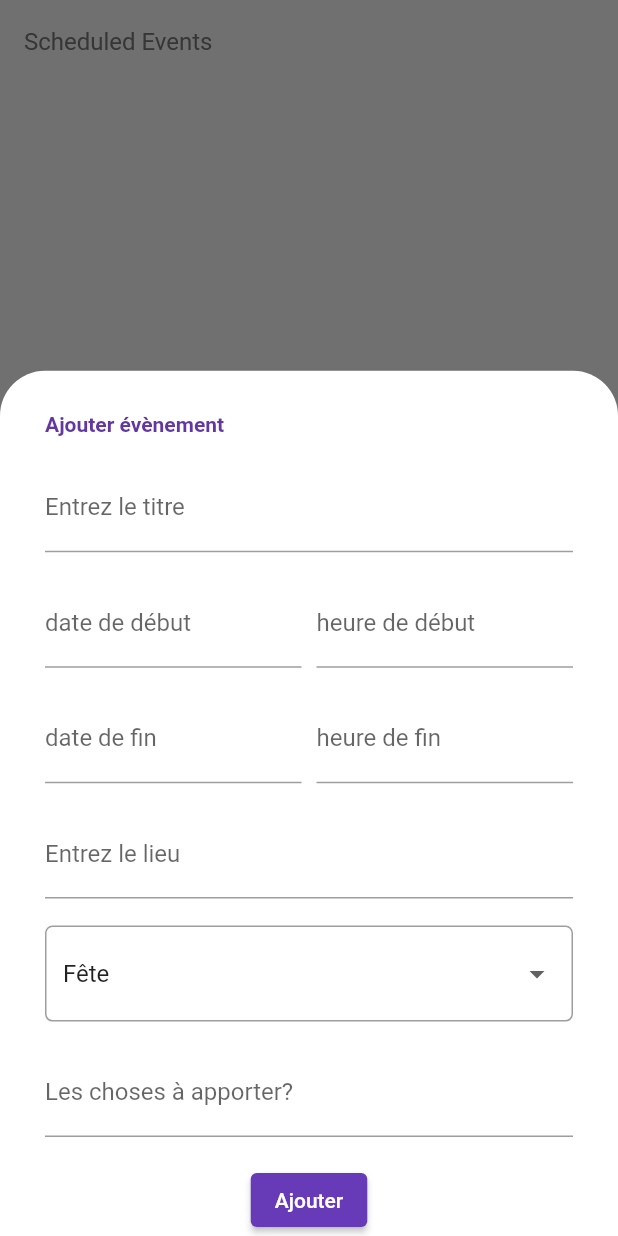
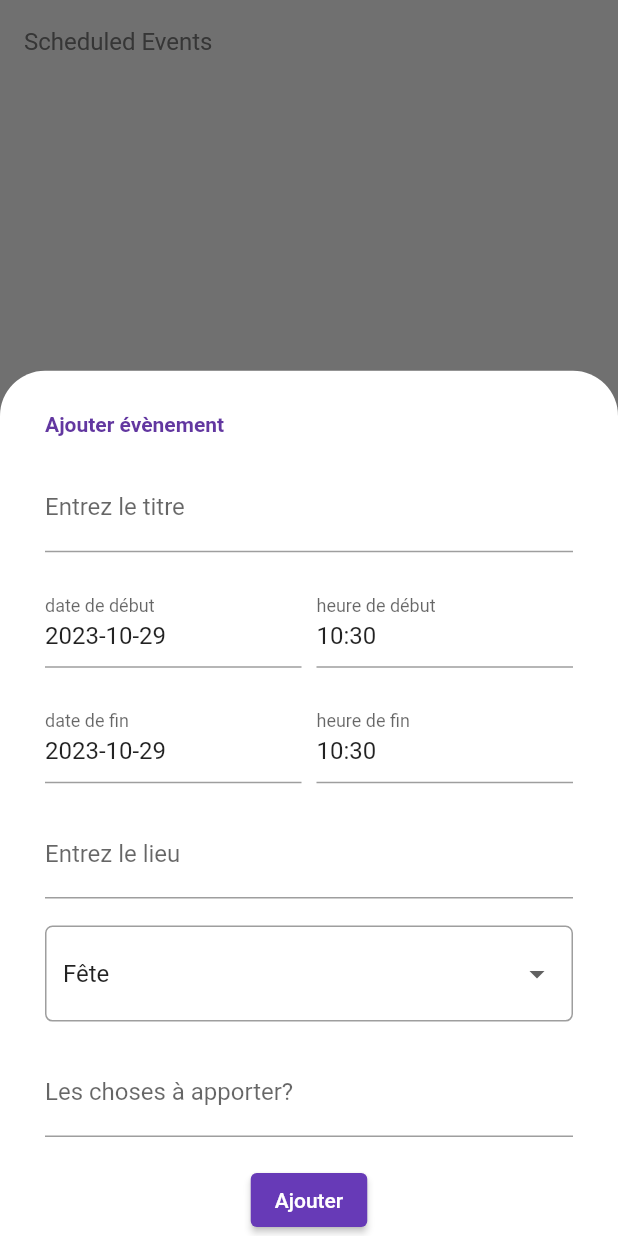
Before and after one commit to Khaniee/calendar_app, a Flutter app: the screen it shows after launch, item 3 of the bottom bar chosen, after a tap on the "add" icon, on a phone screen of 412 x 824 dp. Run offline on Flutter 3.47's test engine with Material 2 defaults, Android fonts, the phone set to English and light mode, and no system bars; our stand-ins replace sqflite, table_calendar; accounts and stored records are empty.

```diff
--- a/lib/bottom_navbar_pages.dart
+++ b/lib/bottom_navbar_pages.dart
@@ -1,4 +1,5 @@
 import 'package:flutter/material.dart';
+import 'package:my_project/models/event.dart';
 import 'package:my_project/providers/event_provider.dart';
 import 'package:my_project/screens/calendar_screen.dart';
 import 'package:my_project/screens/scheduled_screen.dart';
@@ -166,13 +167,20 @@ class _BottomNavBarPagesState extends State<BottomNavBarPages> {
 
   Future<dynamic> showAddEventBottomSheet(BuildContext context) {
     final eventProvider = Provider.of<EventProvider>(context, listen: false);
-
+    Event event = Event(
+      title: "",
+      dateDebut: DateTime.now(),
+      dateFin: DateTime.now(),
+      type: eventCategories[0],
+      lieu: "",
+    );
     return showModalBottomSheet(
       isScrollControlled: true,
       backgroundColor: Colors.transparent,
       context: context,
       builder: (BuildContext context) {
         return EventForm(
+          event: event,
           callback: eventProvider.fetchEvents,
         );
       },
--- a/lib/models/event.dart
+++ b/lib/models/event.dart
@@ -1,41 +1,41 @@
 class Event {
   static String tablename = "events";
   int? id;
-  final String title;
-  final DateTime date_debut;
-  final DateTime date_fin;
-  final String type;
-  final String lieu;
-  final String choses_apporter;
+  String title;
+  DateTime dateDebut;
+  DateTime dateFin;
+  String type;
+  String lieu;
+  String? chosesApporter;
 
-  Event(
+  Event({
     this.id,
-    this.title,
-    this.date_debut,
-    this.date_fin,
-    this.type,
-    this.lieu,
-    this.choses_apporter,
-  );
+    required this.title,
+    required this.dateDebut,
+    required this.dateFin,
+    required this.type,
+    required this.lieu,
+    this.chosesApporter,
+  });
 
   Event.fromJson(Map<String, dynamic> json)
       : id = json["id"],
         title = json["title"],
-        date_debut = DateTime.parse(json["date_debut"]),
-        date_fin = DateTime.parse(json["date_fin"]),
+        dateDebut = DateTime.parse(json["date_debut"]),
+        dateFin = DateTime.parse(json["date_fin"]),
         type = json["type"],
         lieu = json["lieu"],
-        choses_apporter = json["choses_apporter"];
+        chosesApporter = json["choses_apporter"];
 
   Map<String, dynamic> toJson() {
     return {
       "id": id,
       "title": title,
-      "date_debut": date_debut.toIso8601String(),
-      "date_fin": date_fin.toIso8601String(),
+      "date_debut": dateDebut.toIso8601String(),
+      "date_fin": dateFin.toIso8601String(),
       "type": type,
       "lieu": lieu,
-      "choses_apporter": choses_apporter,
+      "choses_apporter": chosesApporter,
     };
   }
 }
--- a/lib/providers/event_provider.dart
+++ b/lib/providers/event_provider.dart
@@ -21,7 +21,6 @@ class EventProvider extends ChangeNotifier {
 
   void setSelectedDay(value) {
     selectedDay = value;
-    focusedDay = value;
     selectedEvents = getEventsForDay(selectedDay);
     notifyListeners();
   }
--- a/lib/widgets/event_card.dart
+++ b/lib/widgets/event_card.dart
@@ -39,7 +39,7 @@ class EventCard extends StatelessWidget {
               ),
               const Expanded(child: SizedBox()),
               AppText(
-                  "${DateFormat('HH:mm').format(event.date_debut)} - ${DateFormat('HH:mm').format(event.date_fin)}"),
+                  "${DateFormat('HH:mm').format(event.dateDebut)} - ${DateFormat('HH:mm').format(event.dateFin)}"),
             ],
           ),
           const SizedBox(
@@ -67,6 +67,7 @@ class EventCard extends StatelessWidget {
               const SizedBox(
                 width: 10,
               ),
+              if (event.chosesApporter != null)
                 Column(
                   crossAxisAlignment: CrossAxisAlignment.start,
                   children: [
@@ -76,7 +77,7 @@ class EventCard extends StatelessWidget {
                       isBold: true,
                     ),
                     AppText(
-                    event.choses_apporter,
+                      event.chosesApporter!,
                       fontSize: AppFontSize.small,
                     ),
                   ],
--- a/lib/widgets/event_form.dart
+++ b/lib/widgets/event_form.dart
@@ -1,10 +1,16 @@
 import 'package:flutter/material.dart';
 import 'package:intl/intl.dart';
-import 'package:my_project/bottom_navbar_pages.dart';
 import 'package:my_project/models/event.dart';
 import 'package:my_project/services/event_service.dart';
 import 'package:my_project/utils/color.dart';
-import 'package:my_project/widgets/text.dart';
+
+List<String> eventCategories = [
+  "Fête",
+  "Anniversaire",
+  "Repas",
+  "Professionnel",
+  "Autre",
+];
 
 class EventForm extends StatefulWidget {
   const EventForm({super.key, this.event, this.callback});
@@ -36,15 +42,15 @@ class _EventFormState extends State<EventForm> {
     if (widget.event != null) {
       typeInput = widget.event!.type;
       titleInput.text = widget.event!.title;
-      debutDate = widget.event!.date_debut;
+      debutDate = widget.event!.dateDebut;
       debutdateinput.text = DateFormat('yyyy-MM-dd').format(debutDate);
-      finDate = widget.event!.date_fin;
+      finDate = widget.event!.dateFin;
       findateinput.text = DateFormat('yyyy-MM-dd').format(finDate);
       lieuInput.text = widget.event!.lieu;
-      chosesAEmporterInput.text = widget.event!.choses_apporter;
-      heureDebut = TimeOfDay.fromDateTime(widget.event!.date_debut);
+      chosesAEmporterInput.text = widget.event!.chosesApporter ?? "";
+      heureDebut = TimeOfDay.fromDateTime(widget.event!.dateDebut);
       heureDebutInput.text = DateFormat('HH:mm').format(debutDate);
-      heureFin = TimeOfDay.fromDateTime(widget.event!.date_fin);
+      heureFin = TimeOfDay.fromDateTime(widget.event!.dateFin);
       heureFinInput.text = DateFormat('HH:mm').format(finDate);
     } else {
       typeInput = "Fête";
@@ -56,13 +62,7 @@ class _EventFormState extends State<EventForm> {
 
   @override
   Widget build(BuildContext context) {
-    List<String> categories = [
-      "Fête",
-      "Anniversaire",
-      "Repas",
-      "Professionnel",
-      "Autre",
-    ];
+    bool isModification = widget.event != null && widget.event!.id != null;
     return Form(
       key: _eventFormKey,
       child: StatefulBuilder(
@@ -88,9 +88,9 @@ class _EventFormState extends State<EventForm> {
                   Padding(
                     padding: const EdgeInsets.symmetric(horizontal: 30),
                     child: Text(
-                      widget.event == null
-                          ? "Ajouter évènement"
-                          : "Modifier évènement",
+                      isModification
+                          ? "Modifier évènement"
+                          : "Ajouter évènement",
                       style: const TextStyle(
                         color: AppColor.darkPrimary,
                         fontWeight: FontWeight.bold,
@@ -98,7 +98,7 @@ class _EventFormState extends State<EventForm> {
                     ),
                   ),
                   Padding(
-                    padding: EdgeInsets.symmetric(horizontal: 30),
+                    padding: const EdgeInsets.symmetric(horizontal: 30),
                     child: TextFormField(
                       controller: titleInput,
                       decoration: const InputDecoration(
@@ -292,7 +292,7 @@ class _EventFormState extends State<EventForm> {
                               print(typeInput);
                             },
                             value: typeInput,
-                            items: categories.map((String value) {
+                            items: eventCategories.map((String value) {
                               return DropdownMenuItem<String>(
                                 value: value,
                                 child: Text(value),
@@ -321,38 +321,52 @@ class _EventFormState extends State<EventForm> {
                     child: ElevatedButton(
                         onPressed: () {
                           if (_eventFormKey.currentState!.validate()) {
-                            if (widget.event == null) {
-                              EventService.create(
+                            if (isModification) {
+                              EventService.updateEvent(
                                 Event(
-                                    null,
-                                    titleInput.value.text,
-                                    DateTime(
+                                  id: widget.event!.id,
+                                  title: titleInput.value.text,
+                                  dateDebut: DateTime(
                                     debutDate.year,
                                     debutDate.month,
                                     debutDate.day,
                                     heureDebut.hour,
                                     heureDebut.minute,
                                   ),
-                                    finDate,
-                                    typeInput,
-                                    lieuInput.value.text,
-                                    chosesAEmporterInput.value.text),
+                                  dateFin: DateTime(
+                                    finDate.year,
+                                    finDate.month,
+                                    finDate.day,
+                                    heureFin.hour,
+                                    heureFin.minute,
+                                  ),
+                                  type: typeInput,
+                                  lieu: lieuInput.value.text,
+                                  chosesApporter:
+                                      chosesAEmporterInput.value.text,
+                                ),
                               );
                             } else {
-                              EventService.updateEvent(
+                              EventService.create(
                                 Event(
-                                  widget.event!.id,
-                                  titleInput.value.text,
-                                  DateTime(
+                                  title: titleInput.value.text,
+                                  dateDebut: DateTime(
                                     debutDate.year,
                                     debutDate.month,
                                     debutDate.day,
                                     heureDebut.hour,
                                     heureDebut.minute,
                                   ),
-                                  finDate,
-                                  typeInput,
-                                  lieuInput.value.text,
+                                  dateFin: DateTime(
+                                    finDate.year,
+                                    finDate.month,
+                                    finDate.day,
+                                    heureFin.hour,
+                                    heureFin.minute,
+                                  ),
+                                  type: typeInput,
+                                  lieu: lieuInput.value.text,
+                                  chosesApporter:
                                       chosesAEmporterInput.value.text,
                                 ),
                               );
@@ -361,8 +375,7 @@ class _EventFormState extends State<EventForm> {
                             Navigator.pop(context);
                           }
                         },
-                        child: Text(
-                            widget.event == null ? "Ajouter" : "Modifier")),
+                        child: Text(isModification ? "Modifier" : "Ajouter")),
                   ),
                 ],
               ),
```
Also changed, not shown: lib/services/event_service.dart (+2 -10 lines). Lines whose indentation alone changed are shown as unchanged.
